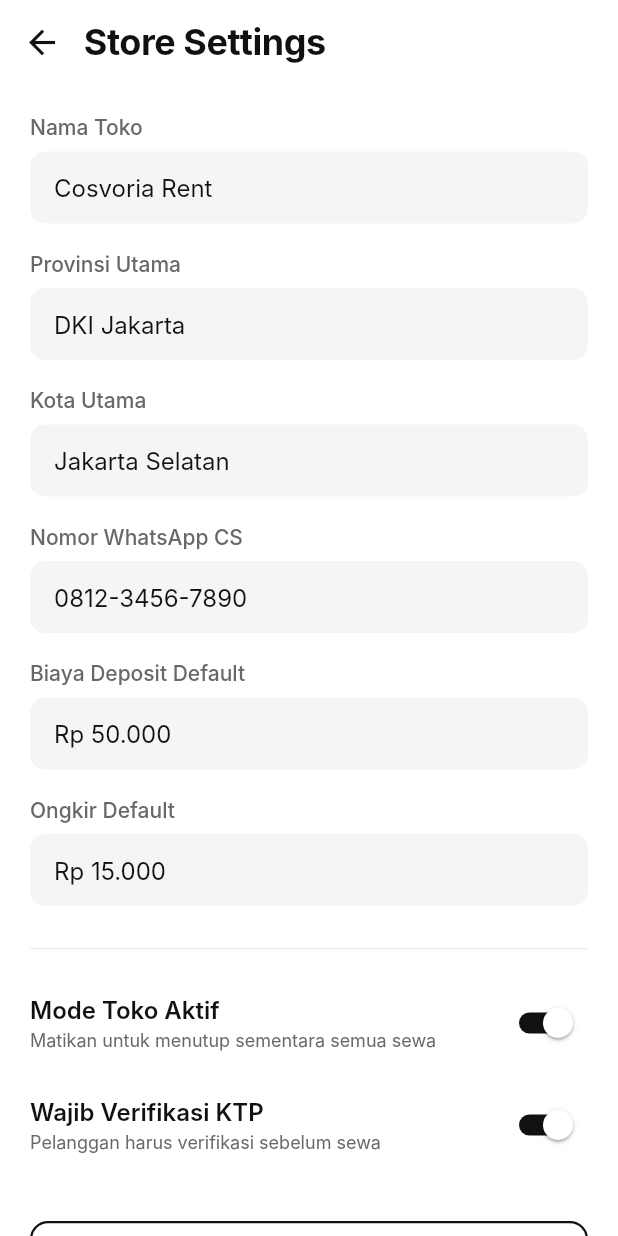
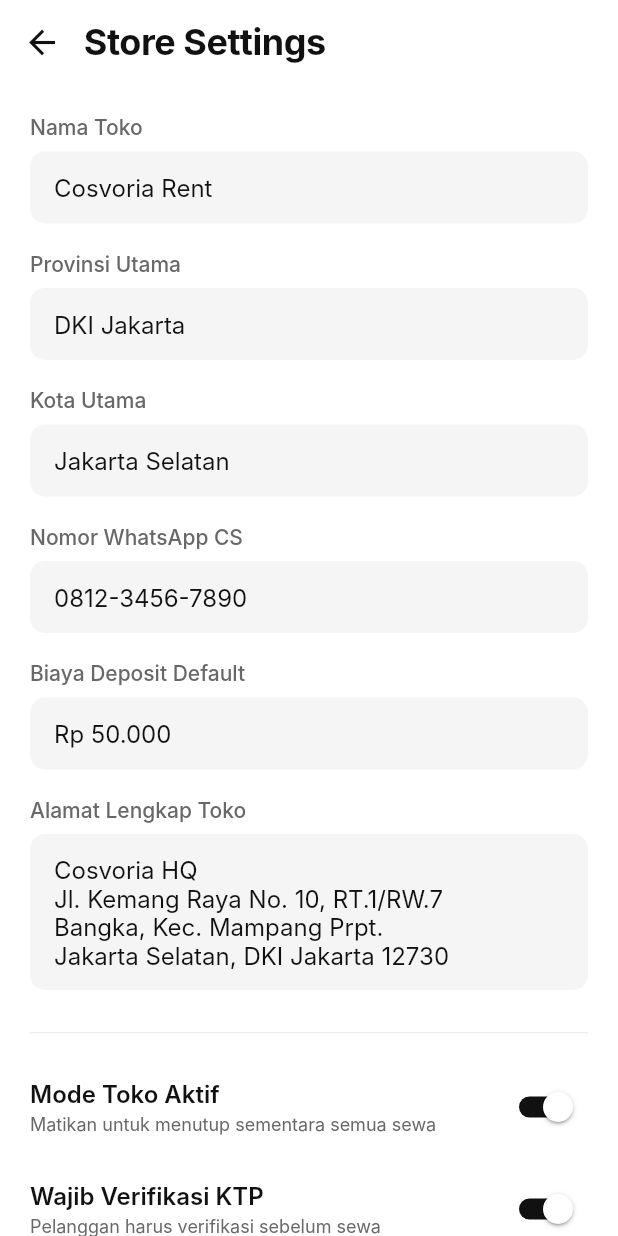
Before and after one commit to Nathan-Dev06/project_mopro, a Flutter app: the StoreSettingsPage screen opened directly, on a phone screen of 412 x 824 dp. Run offline on Flutter 3.47's test engine with Material 2 defaults, Android fonts, the phone set to English and light mode, and no system bars; our stand-ins replace cloud_firestore, firebase_auth, firebase_core, pdf, printing, table_calendar; accounts and stored records are empty; Roboto replaces fonts that are missing (Inter).

Commit message:
- scroll behav - perbaiki store settings

```diff
--- a/lib/features/admin/pages/admin_store_settings.dart
+++ b/lib/features/admin/pages/admin_store_settings.dart
@@ -22,7 +22,7 @@ class _StoreSettingsPageState extends State<StoreSettingsPage> {
   final TextEditingController _kotaController = TextEditingController(text: 'Jakarta Selatan');
   final TextEditingController _whatsappController = TextEditingController(text: '0812-3456-7890');
   final TextEditingController _depositController = TextEditingController(text: 'Rp 50.000');
-  final TextEditingController _ongkirController = TextEditingController(text: 'Rp 15.000');
+  final TextEditingController _alamatController = TextEditingController(text: 'Cosvoria HQ\nJl. Kemang Raya No. 10, RT.1/RW.7\nBangka, Kec. Mampang Prpt.\nJakarta Selatan, DKI Jakarta 12730');
 
   // Status untuk tombol Switch
   bool isModeTokoAktif = true;
@@ -45,7 +45,7 @@ class _StoreSettingsPageState extends State<StoreSettingsPage> {
       _kotaController.text = data['city']?.toString() ?? _kotaController.text;
       _whatsappController.text = data['whatsapp']?.toString() ?? _whatsappController.text;
       _depositController.text = data['deposit']?.toString() ?? _depositController.text;
-      _ongkirController.text = data['shipping']?.toString() ?? _ongkirController.text;
+      _alamatController.text = data['address']?.toString() ?? _alamatController.text;
       isModeTokoAktif = data['isStoreActive'] ?? true;
       isWajibKtp = data['requiresKtpVerification'] ?? true;
     } catch (e) {
@@ -65,7 +65,7 @@ class _StoreSettingsPageState extends State<StoreSettingsPage> {
     _kotaController.dispose();
     _whatsappController.dispose();
     _depositController.dispose();
-    _ongkirController.dispose();
+    _alamatController.dispose();
     super.dispose();
   }
 
@@ -108,7 +108,7 @@ class _StoreSettingsPageState extends State<StoreSettingsPage> {
                     _buildInputField('Kota Utama', _kotaController),
                     _buildInputField('Nomor WhatsApp CS', _whatsappController),
                     _buildInputField('Biaya Deposit Default', _depositController),
-                    _buildInputField('Ongkir Default', _ongkirController),
+                    _buildInputField('Alamat Lengkap Toko', _alamatController, maxLines: 4),
 
                     const SizedBox(height: 10),
                     const Divider(color: _grey200, height: 1),
@@ -142,7 +142,7 @@ class _StoreSettingsPageState extends State<StoreSettingsPage> {
                               'city': _kotaController.text.trim(),
                               'whatsapp': _whatsappController.text.trim(),
                               'deposit': _depositController.text.trim(),
-                              'shipping': _ongkirController.text.trim(),
+                              'address': _alamatController.text.trim(),
                               'isStoreActive': isModeTokoAktif,
                               'requiresKtpVerification': isWajibKtp,
                             });
@@ -180,7 +180,7 @@ class _StoreSettingsPageState extends State<StoreSettingsPage> {
   }
 
 
-  Widget _buildInputField(String label, TextEditingController controller) {
+  Widget _buildInputField(String label, TextEditingController controller, {int? maxLines = 1}) {
     return Padding(
       padding: const EdgeInsets.only(bottom: 18.0),
       child: Column(
@@ -198,6 +198,7 @@ class _StoreSettingsPageState extends State<StoreSettingsPage> {
           const SizedBox(height: 8),
           TextFormField(
             controller: controller,
+            maxLines: maxLines,
             style: const TextStyle(color: _black, fontFamily: 'Inter', fontSize: 16),
             decoration: InputDecoration(
               filled: true,
--- a/lib/main.dart
+++ b/lib/main.dart
@@ -1,4 +1,5 @@
 import 'package:flutter/material.dart';
+import 'dart:ui';
 import 'package:project_mopro/firebase_options.dart';
 import 'package:project_mopro/features/auth/pages/splash_screen.dart';
 import 'package:project_mopro/features/customer/pages/home_page.dart';
@@ -20,6 +21,9 @@ class MyApp extends StatelessWidget {
   @override
   Widget build(BuildContext context) {
     return MaterialApp(
+      scrollBehavior: const MaterialScrollBehavior().copyWith(
+        dragDevices: {PointerDeviceKind.mouse, PointerDeviceKind.touch},
+      ),
       builder: (context, child) => PhoneFrameWrapper(child: child!),
       title: 'Cosvoria Premium Cosplay Rental',
       debugShowCheckedModeBanner: false,
```
